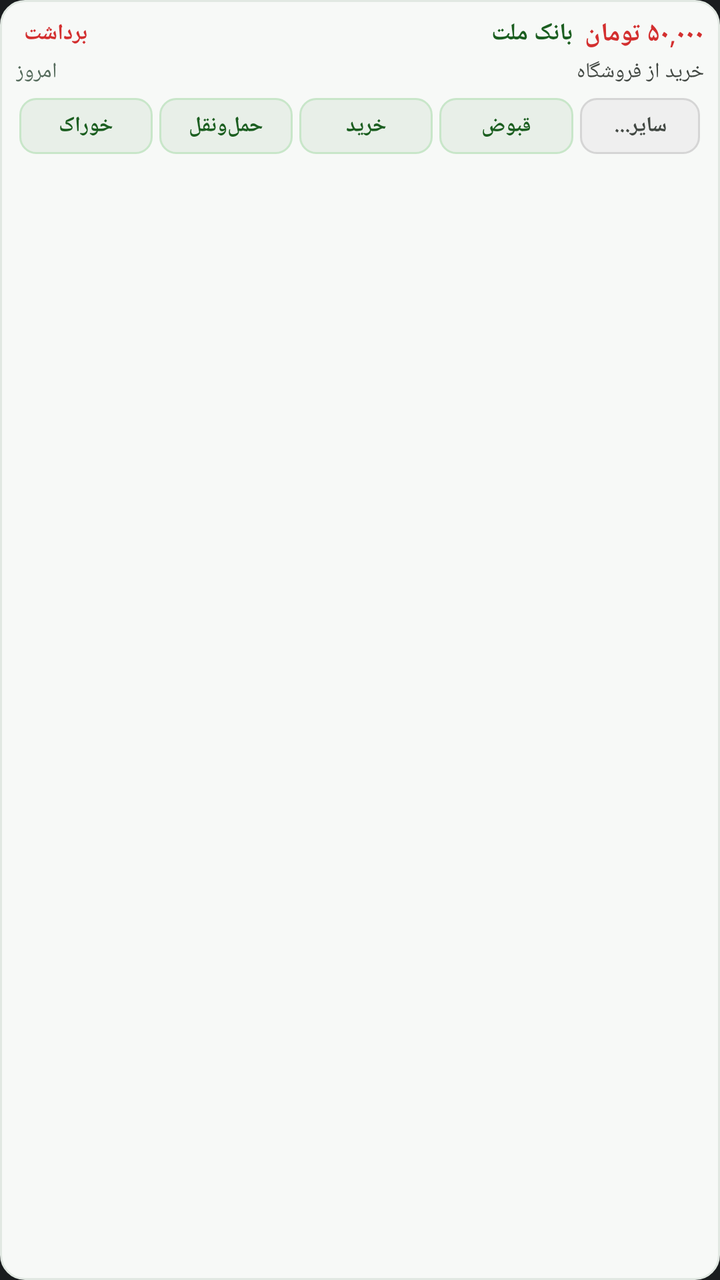
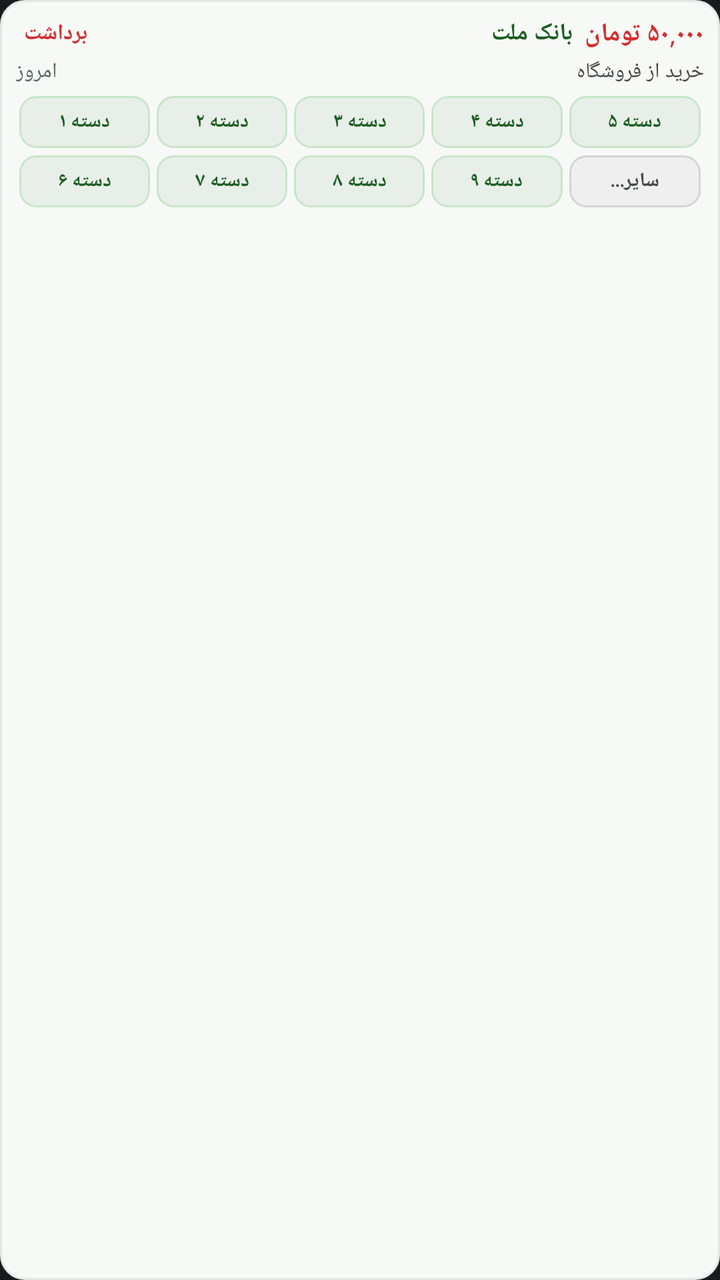

Compare the two renders of this Android layout. The source of the first and the diff that turns it into the second are given below.
<!-- AndroidManifest.xml: application theme Theme.MyApplication -->
<!-- res/layout/widget_sms_item.xml -->
<?xml version="1.0" encoding="utf-8"?>
<LinearLayout xmlns:android="http://schemas.android.com/apk/res/android"
    android:id="@+id/widget_item_container"
    android:layout_width="match_parent"
    android:layout_height="wrap_content"
    android:layout_marginBottom="6dp"
    android:background="@drawable/widget_item_background"
    android:orientation="vertical"
    android:padding="8dp">

    
    <LinearLayout
        android:layout_width="match_parent"
        android:layout_height="wrap_content"
        android:gravity="center_vertical"
        android:orientation="horizontal">

        <TextView
            android:id="@+id/tv_item_type"
            android:layout_width="wrap_content"
            android:layout_height="wrap_content"
            android:paddingStart="4dp"
            android:paddingEnd="4dp"
            android:text="برداشت"
            android:textColor="@color/widget_expense_color"
            android:textSize="11sp"
            android:textStyle="bold" />

        <TextView
            android:id="@+id/tv_item_bank"
            android:layout_width="0dp"
            android:layout_height="wrap_content"
            android:layout_marginStart="4dp"
            android:layout_weight="1"
            android:ellipsize="end"
            android:maxLines="1"
            android:text="بانک ملت"
            android:textColor="@color/widget_title_color"
            android:textSize="12sp"
            android:textStyle="bold" />

        <TextView
            android:id="@+id/tv_item_amount"
            android:layout_width="wrap_content"
            android:layout_height="wrap_content"
            android:layout_marginStart="6dp"
            android:text="۵۰,۰۰۰ تومان"
            android:textColor="@color/widget_expense_color"
            android:textSize="13sp"
            android:textStyle="bold" />
    </LinearLayout>

    
    <LinearLayout
        android:layout_width="match_parent"
        android:layout_height="wrap_content"
        android:layout_marginTop="3dp"
        android:gravity="center_vertical"
        android:orientation="horizontal">

        <TextView
            android:id="@+id/tv_item_date"
            android:layout_width="wrap_content"
            android:layout_height="wrap_content"
            android:text="امروز"
            android:textColor="@color/widget_status_color"
            android:textSize="10.5sp" />

        <TextView
            android:id="@+id/tv_item_note"
            android:layout_width="0dp"
            android:layout_height="wrap_content"
            android:layout_marginStart="6dp"
            android:layout_weight="1"
            android:ellipsize="end"
            android:maxLines="1"
            android:text="خرید از فروشگاه"
            android:textColor="@color/widget_subtitle_color"
            android:textSize="10.5sp" />
    </LinearLayout>

    
    <LinearLayout
        android:id="@+id/widget_category_button_row"
        android:layout_width="match_parent"
        android:layout_height="wrap_content"
        android:layout_marginTop="6dp"
        android:gravity="center_vertical"
        android:orientation="horizontal">

        
        <TextView
            android:id="@+id/btn_fav_1"
            android:layout_width="0dp"
            android:layout_height="28dp"
            android:layout_marginStart="1.5dp"
            android:layout_marginEnd="1.5dp"
            android:layout_weight="1"
            android:background="@drawable/widget_cat_btn_bg"
            android:ellipsize="end"
            android:gravity="center"
            android:maxLines="1"
            android:paddingStart="4dp"
            android:paddingEnd="4dp"
            android:text="خوراک"
            android:textColor="@color/widget_cat_btn_text"
            android:textSize="10.5sp"
            android:textStyle="bold" />

        
        <TextView
            android:id="@+id/btn_fav_2"
            android:layout_width="0dp"
            android:layout_height="28dp"
            android:layout_marginStart="1.5dp"
            android:layout_marginEnd="1.5dp"
            android:layout_weight="1"
            android:background="@drawable/widget_cat_btn_bg"
            android:ellipsize="end"
            android:gravity="center"
            android:maxLines="1"
            android:paddingStart="4dp"
            android:paddingEnd="4dp"
            android:text="حمل‌ونقل"
            android:textColor="@color/widget_cat_btn_text"
            android:textSize="10.5sp"
            android:textStyle="bold" />

        
        <TextView
            android:id="@+id/btn_fav_3"
            android:layout_width="0dp"
            android:layout_height="28dp"
            android:layout_marginStart="1.5dp"
            android:layout_marginEnd="1.5dp"
            android:layout_weight="1"
            android:background="@drawable/widget_cat_btn_bg"
            android:ellipsize="end"
            android:gravity="center"
            android:maxLines="1"
            android:paddingStart="4dp"
            android:paddingEnd="4dp"
            android:text="خرید"
            android:textColor="@color/widget_cat_btn_text"
            android:textSize="10.5sp"
            android:textStyle="bold" />

        
        <TextView
            android:id="@+id/btn_fav_4"
            android:layout_width="0dp"
            android:layout_height="28dp"
            android:layout_marginStart="1.5dp"
            android:layout_marginEnd="1.5dp"
            android:layout_weight="1"
            android:background="@drawable/widget_cat_btn_bg"
            android:ellipsize="end"
            android:gravity="center"
            android:maxLines="1"
            android:paddingStart="4dp"
            android:paddingEnd="4dp"
            android:text="قبوض"
            android:textColor="@color/widget_cat_btn_text"
            android:textSize="10.5sp"
            android:textStyle="bold" />

        
        <TextView
            android:id="@+id/btn_fav_more"
            android:layout_width="0dp"
            android:layout_height="28dp"
            android:layout_marginStart="1.5dp"
            android:layout_marginEnd="1.5dp"
            android:layout_weight="0.9"
            android:background="@drawable/widget_cat_more_btn_bg"
            android:gravity="center"
            android:maxLines="1"
            android:paddingStart="4dp"
            android:paddingEnd="4dp"
            android:text="سایر..."
            android:textColor="@color/widget_cat_more_btn_text"
            android:textSize="10.5sp"
            android:textStyle="bold" />
    </LinearLayout>

</LinearLayout>
<!-- resources referenced by this layout -->
<resources>
  <color name="widget_cat_btn_text">#FF1B5E20</color>
  <color name="widget_cat_more_btn_text">#FF424843</color>
  <color name="widget_expense_color">#FFD32F2F</color>
  <color name="widget_status_color">#FF556B5C</color>
  <color name="widget_subtitle_color">#FF424843</color>
  <color name="widget_title_color">#FF1B5E20</color>
  <!-- drawable widget_cat_btn_bg (drawable) -->
  <?xml version="1.0" encoding="utf-8"?>
  <shape xmlns:android="http://schemas.android.com/apk/res/android"
      android:shape="rectangle">
      <solid android:color="@color/widget_cat_btn_bg" />
      <stroke
          android:width="1dp"
          android:color="#C8E6C9" />
      <corners android:radius="8dp" />
  </shape>
  <!-- drawable widget_cat_more_btn_bg (drawable) -->
  <?xml version="1.0" encoding="utf-8"?>
  <shape xmlns:android="http://schemas.android.com/apk/res/android"
      android:shape="rectangle">
      <solid android:color="@color/widget_cat_more_btn_bg" />
      <stroke
          android:width="1dp"
          android:color="#D5D5D5" />
      <corners android:radius="8dp" />
  </shape>
  <!-- drawable widget_item_background (drawable) -->
  <?xml version="1.0" encoding="utf-8"?>
  <shape xmlns:android="http://schemas.android.com/apk/res/android"
      android:shape="rectangle">
      <solid android:color="@color/widget_item_bg" />
      <stroke
          android:width="1dp"
          android:color="@color/widget_item_border" />
      <corners android:radius="12dp" />
  </shape>
  <style name="Theme.MyApplication" parent="android:Theme.DeviceDefault.NoActionBar" />
  <color name="widget_cat_btn_bg">#FFE8EFE8</color>
  <color name="widget_cat_more_btn_bg">#FFEFEFEF</color>
  <color name="widget_item_bg">#FFF7F9F7</color>
  <color name="widget_item_border">#FFE1E8E2</color>
</resources>

<!-- the commit's change to res/layout/widget_sms_item.xml (unified diff, before → after) -->
@@ -80,106 +80,203 @@
     </LinearLayout>
 
     
-    <LinearLayout
-        android:id="@+id/widget_category_button_row"
-        android:layout_width="match_parent"
-        android:layout_height="wrap_content"
-        android:layout_marginTop="6dp"
-        android:gravity="center_vertical"
-        android:orientation="horizontal">
+    
+    <LinearLayout
+        android:id="@+id/widget_category_row_1"
+        android:layout_width="match_parent"
+        android:layout_height="wrap_content"
+        android:layout_marginTop="5dp"
+        android:gravity="center_vertical"
+        android:orientation="horizontal">
+
+        <TextView
+            android:id="@+id/btn_cat_1"
+            android:layout_width="0dp"
+            android:layout_height="26dp"
+            android:layout_marginStart="1.5dp"
+            android:layout_marginEnd="1.5dp"
+            android:layout_weight="1"
+            android:background="@drawable/widget_cat_btn_bg"
+            android:ellipsize="end"
+            android:gravity="center"
+            android:maxLines="1"
+            android:paddingStart="2dp"
+            android:paddingEnd="2dp"
+            android:text="دسته ۱"
+            android:textColor="@color/widget_cat_btn_text"
+            android:textSize="10sp"
+            android:textStyle="bold" />
+
+        <TextView
+            android:id="@+id/btn_cat_2"
+            android:layout_width="0dp"
+            android:layout_height="26dp"
+            android:layout_marginStart="1.5dp"
+            android:layout_marginEnd="1.5dp"
+            android:layout_weight="1"
+            android:background="@drawable/widget_cat_btn_bg"
+            android:ellipsize="end"
+            android:gravity="center"
+            android:maxLines="1"
+            android:paddingStart="2dp"
+            android:paddingEnd="2dp"
+            android:text="دسته ۲"
+            android:textColor="@color/widget_cat_btn_text"
+            android:textSize="10sp"
+            android:textStyle="bold" />
+
+        <TextView
+            android:id="@+id/btn_cat_3"
+            android:layout_width="0dp"
+            android:layout_height="26dp"
+            android:layout_marginStart="1.5dp"
+            android:layout_marginEnd="1.5dp"
+            android:layout_weight="1"
+            android:background="@drawable/widget_cat_btn_bg"
+            android:ellipsize="end"
+            android:gravity="center"
+            android:maxLines="1"
+            android:paddingStart="2dp"
+            android:paddingEnd="2dp"
+            android:text="دسته ۳"
+            android:textColor="@color/widget_cat_btn_text"
+            android:textSize="10sp"
+            android:textStyle="bold" />
+
+        <TextView
+            android:id="@+id/btn_cat_4"
+            android:layout_width="0dp"
+            android:layout_height="26dp"
+            android:layout_marginStart="1.5dp"
+            android:layout_marginEnd="1.5dp"
+            android:layout_weight="1"
+            android:background="@drawable/widget_cat_btn_bg"
+            android:ellipsize="end"
+            android:gravity="center"
+            android:maxLines="1"
+            android:paddingStart="2dp"
+            android:paddingEnd="2dp"
+            android:text="دسته ۴"
+            android:textColor="@color/widget_cat_btn_text"
+            android:textSize="10sp"
+            android:textStyle="bold" />
+
+        <TextView
+            android:id="@+id/btn_cat_5"
+            android:layout_width="0dp"
+            android:layout_height="26dp"
+            android:layout_marginStart="1.5dp"
+            android:layout_marginEnd="1.5dp"
+            android:layout_weight="1"
+            android:background="@drawable/widget_cat_btn_bg"
+            android:ellipsize="end"
+            android:gravity="center"
+            android:maxLines="1"
+            android:paddingStart="2dp"
+            android:paddingEnd="2dp"
+            android:text="دسته ۵"
+            android:textColor="@color/widget_cat_btn_text"
+            android:textSize="10sp"
+            android:textStyle="bold" />
+    </LinearLayout>
+
+    
+    <LinearLayout
+        android:id="@+id/widget_category_row_2"
+        android:layout_width="match_parent"
+        android:layout_height="wrap_content"
+        android:layout_marginTop="3.5dp"
+        android:gravity="center_vertical"
+        android:orientation="horizontal">
+
+        <TextView
+            android:id="@+id/btn_cat_6"
+            android:layout_width="0dp"
+            android:layout_height="26dp"
+            android:layout_marginStart="1.5dp"
+            android:layout_marginEnd="1.5dp"
+            android:layout_weight="1"
+            android:background="@drawable/widget_cat_btn_bg"
+            android:ellipsize="end"
+            android:gravity="center"
+            android:maxLines="1"
+            android:paddingStart="2dp"
+            android:paddingEnd="2dp"
+            android:text="دسته ۶"
+            android:textColor="@color/widget_cat_btn_text"
+            android:textSize="10sp"
+            android:textStyle="bold" />
+
+        <TextView
+            android:id="@+id/btn_cat_7"
+            android:layout_width="0dp"
+            android:layout_height="26dp"
+            android:layout_marginStart="1.5dp"
+            android:layout_marginEnd="1.5dp"
+            android:layout_weight="1"
+            android:background="@drawable/widget_cat_btn_bg"
+            android:ellipsize="end"
+            android:gravity="center"
+            android:maxLines="1"
+            android:paddingStart="2dp"
+            android:paddingEnd="2dp"
+            android:text="دسته ۷"
+            android:textColor="@color/widget_cat_btn_text"
+            android:textSize="10sp"
+            android:textStyle="bold" />
+
+        <TextView
+            android:id="@+id/btn_cat_8"
+            android:layout_width="0dp"
+            android:layout_height="26dp"
+            android:layout_marginStart="1.5dp"
+            android:layout_marginEnd="1.5dp"
+            android:layout_weight="1"
+            android:background="@drawable/widget_cat_btn_bg"
+            android:ellipsize="end"
+            android:gravity="center"
+            android:maxLines="1"
+            android:paddingStart="2dp"
+            android:paddingEnd="2dp"
+            android:text="دسته ۸"
+            android:textColor="@color/widget_cat_btn_text"
+            android:textSize="10sp"
+            android:textStyle="bold" />
+
+        <TextView
+            android:id="@+id/btn_cat_9"
+            android:layout_width="0dp"
+            android:layout_height="26dp"
+            android:layout_marginStart="1.5dp"
+            android:layout_marginEnd="1.5dp"
+            android:layout_weight="1"
+            android:background="@drawable/widget_cat_btn_bg"
+            android:ellipsize="end"
+            android:gravity="center"
+            android:maxLines="1"
+            android:paddingStart="2dp"
+            android:paddingEnd="2dp"
+            android:text="دسته ۹"
+            android:textColor="@color/widget_cat_btn_text"
+            android:textSize="10sp"
+            android:textStyle="bold" />
 
         
         <TextView
-            android:id="@+id/btn_fav_1"
-            android:layout_width="0dp"
-            android:layout_height="28dp"
-            android:layout_marginStart="1.5dp"
-            android:layout_marginEnd="1.5dp"
-            android:layout_weight="1"
-            android:background="@drawable/widget_cat_btn_bg"
-            android:ellipsize="end"
-            android:gravity="center"
-            android:maxLines="1"
-            android:paddingStart="4dp"
-            android:paddingEnd="4dp"
-            android:text="خوراک"
-            android:textColor="@color/widget_cat_btn_text"
-            android:textSize="10.5sp"
-            android:textStyle="bold" />
-
-        
-        <TextView
-            android:id="@+id/btn_fav_2"
-            android:layout_width="0dp"
-            android:layout_height="28dp"
-            android:layout_marginStart="1.5dp"
-            android:layout_marginEnd="1.5dp"
-            android:layout_weight="1"
-            android:background="@drawable/widget_cat_btn_bg"
-            android:ellipsize="end"
-            android:gravity="center"
-            android:maxLines="1"
-            android:paddingStart="4dp"
-            android:paddingEnd="4dp"
-            android:text="حمل‌ونقل"
-            android:textColor="@color/widget_cat_btn_text"
-            android:textSize="10.5sp"
-            android:textStyle="bold" />
-
-        
-        <TextView
-            android:id="@+id/btn_fav_3"
-            android:layout_width="0dp"
-            android:layout_height="28dp"
-            android:layout_marginStart="1.5dp"
-            android:layout_marginEnd="1.5dp"
-            android:layout_weight="1"
-            android:background="@drawable/widget_cat_btn_bg"
-            android:ellipsize="end"
-            android:gravity="center"
-            android:maxLines="1"
-            android:paddingStart="4dp"
-            android:paddingEnd="4dp"
-            android:text="خرید"
-            android:textColor="@color/widget_cat_btn_text"
-            android:textSize="10.5sp"
-            android:textStyle="bold" />
-
-        
-        <TextView
-            android:id="@+id/btn_fav_4"
-            android:layout_width="0dp"
-            android:layout_height="28dp"
-            android:layout_marginStart="1.5dp"
-            android:layout_marginEnd="1.5dp"
-            android:layout_weight="1"
-            android:background="@drawable/widget_cat_btn_bg"
-            android:ellipsize="end"
-            android:gravity="center"
-            android:maxLines="1"
-            android:paddingStart="4dp"
-            android:paddingEnd="4dp"
-            android:text="قبوض"
-            android:textColor="@color/widget_cat_btn_text"
-            android:textSize="10.5sp"
-            android:textStyle="bold" />
-
-        
-        <TextView
             android:id="@+id/btn_fav_more"
             android:layout_width="0dp"
-            android:layout_height="28dp"
-            android:layout_marginStart="1.5dp"
-            android:layout_marginEnd="1.5dp"
-            android:layout_weight="0.9"
+            android:layout_height="26dp"
+            android:layout_marginStart="1.5dp"
+            android:layout_marginEnd="1.5dp"
+            android:layout_weight="1"
             android:background="@drawable/widget_cat_more_btn_bg"
             android:gravity="center"
             android:maxLines="1"
-            android:paddingStart="4dp"
-            android:paddingEnd="4dp"
+            android:paddingStart="2dp"
+            android:paddingEnd="2dp"
             android:text="سایر..."
             android:textColor="@color/widget_cat_more_btn_text"
-            android:textSize="10.5sp"
+            android:textSize="10sp"
             android:textStyle="bold" />
     </LinearLayout>
 
